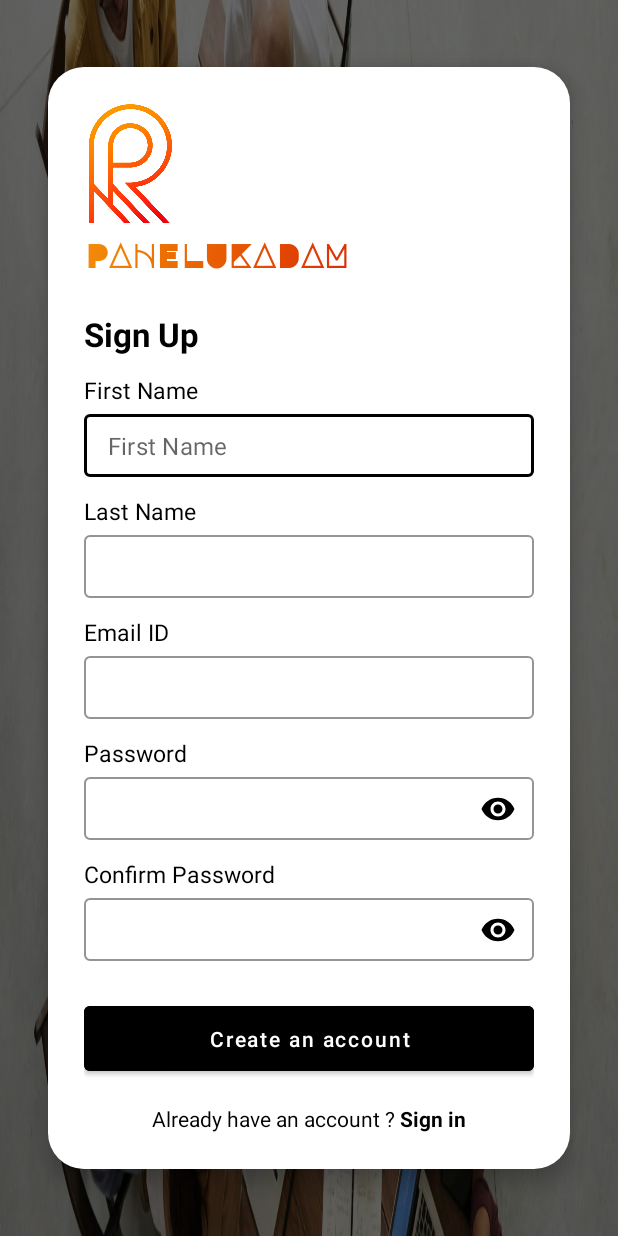
After one commit to Harmit48/PAHELUKADAM, an Android app: the SignUpActivity screen opened directly, with no data from a screen before it, on a phone screen of 412 x 824 dp. The commit adds this screen. Run offline under Robolectric (Android 15) with nearby library versions, the phone set to English and light mode, and no system bars.

Commit message:
validation is not completeed

```diff
--- a/app/src/main/java/com/example/pahelukadam/MainActivity.kt
+++ b/app/src/main/java/com/example/pahelukadam/MainActivity.kt
@@ -1,9 +1,10 @@
 package com.example.pahelukadam
 
+import android.content.Intent
 import android.graphics.LinearGradient
 import android.graphics.Shader
-import android.graphics.Color
 import android.os.Bundle
+import android.widget.Button
 import android.widget.TextView
 import androidx.appcompat.app.AppCompatActivity
 import androidx.core.content.res.ResourcesCompat
@@ -14,19 +15,22 @@ class MainActivity : AppCompatActivity() {
         setContentView(R.layout.activity_main)
 
         val appNameText: TextView = findViewById(R.id.appName)
+        val signInBtn: Button = findViewById(R.id.signInBtn)
+        val signUpBtn: Button = findViewById(R.id.signUpBtn)
 
         // Apply custom font
         val typeface = ResourcesCompat.getFont(this, R.font.major_mono_display)
         appNameText.typeface = typeface
 
-        // Wait until layout is drawn to apply gradient correctly
-        appNameText.post {
+        // Dark Gradient text effect (applied after layout)
+        appNameText.viewTreeObserver.addOnGlobalLayoutListener {
+            val textWidth = appNameText.paint.measureText(appNameText.text.toString())
             val textShader = LinearGradient(
-                0f, 0f,
-                appNameText.paint.measureText(appNameText.text.toString()), 0f,
+                0f, 0f, textWidth, appNameText.textSize,   // horizontal gradient
                 intArrayOf(
-                    Color.parseColor("#DC2F02"), // Start color
-                    Color.parseColor("#F48C06")  // End color
+                    android.graphics.Color.parseColor("#F48C06"), // Dark Red
+                    android.graphics.Color.parseColor("#DC2F02"), // Orange Red
+                   // android.graphics.Color.parseColor("#000000")  // Black
                 ),
                 null,
                 Shader.TileMode.CLAMP
@@ -34,5 +38,16 @@ class MainActivity : AppCompatActivity() {
             appNameText.paint.shader = textShader
             appNameText.invalidate()
         }
+
+        // Sign In Button click
+        signInBtn.setOnClickListener {
+            // TODO: Implement login logic
+        }
+
+        // Sign Up Button click -> Open SignUpActivity
+        signUpBtn.setOnClickListener {
+            val intent = Intent(this, SignUpActivity::class.java)
+            startActivity(intent)
+        }
     }
 }
--- /dev/null
+++ b/app/src/main/java/com/example/pahelukadam/SignUpActivity.kt
@@ -0,0 +1,40 @@
+package com.example.pahelukadam
+
+import android.content.Intent
+import android.graphics.LinearGradient
+import android.graphics.Shader
+import android.os.Bundle
+import android.widget.TextView
+import androidx.appcompat.app.AppCompatActivity
+
+class SignUpActivity : AppCompatActivity() {
+    override fun onCreate(savedInstanceState: Bundle?) {
+        super.onCreate(savedInstanceState)
+        setContentView(R.layout.activity_sign_up)
+
+        // Gradient for App Name
+        val appName: TextView = findViewById(R.id.appName)
+        val paint = appName.paint
+        val width = paint.measureText(appName.text.toString())
+        val textShader = LinearGradient(
+            0f, 0f, width, appName.textSize,
+            intArrayOf(
+                android.graphics.Color.parseColor("#F48C06"),
+                android.graphics.Color.parseColor("#DC2F02")
+            ),
+            null,
+            Shader.TileMode.CLAMP
+        )
+        appName.paint.shader = textShader
+
+        // Sign in button (actually TextView now)
+        val signInBtn: TextView = findViewById(R.id.signInBtn)
+
+        // Redirect to Sign In (MainActivity)
+        signInBtn.setOnClickListener {
+            val intent = Intent(this, MainActivity::class.java)
+            startActivity(intent)
+            finish() // close signup page
+        }
+    }
+}
--- /dev/null
+++ b/app/src/main/res/drawable/gradient_text.xml
@@ -0,0 +1,7 @@
+<shape xmlns:android="http://schemas.android.com/apk/res/android">
+    <gradient
+        android:angle="90"
+        android:startColor="#F48C06"
+        android:endColor="#DC2F02"
+        android:type="linear"/>
+</shape>
--- a/app/src/main/res/layout/activity_main.xml
+++ b/app/src/main/res/layout/activity_main.xml
@@ -1,11 +1,11 @@
 <?xml version="1.0" encoding="utf-8"?>
-<androidx.constraintlayout.widget.ConstraintLayout
-    xmlns:android="http://schemas.android.com/apk/res/android"
+<androidx.constraintlayout.widget.ConstraintLayout xmlns:android="http://schemas.android.com/apk/res/android"
     xmlns:app="http://schemas.android.com/apk/res-auto"
     xmlns:tools="http://schemas.android.com/tools"
     android:id="@+id/main"
     android:layout_width="match_parent"
     android:layout_height="match_parent"
+    android:backgroundTintMode="add"
     tools:context=".MainActivity">
 
     <!-- Background -->
@@ -15,76 +15,77 @@
         android:layout_height="match_parent"
         android:scaleType="centerCrop"
         android:src="@drawable/singinbackground"
-        app:layout_constraintTop_toTopOf="parent"
         app:layout_constraintBottom_toBottomOf="parent"
+        app:layout_constraintEnd_toEndOf="parent"
         app:layout_constraintStart_toStartOf="parent"
-        app:layout_constraintEnd_toEndOf="parent"/>
+        app:layout_constraintTop_toTopOf="parent" />
 
     <!-- White Card -->
     <LinearLayout
         android:id="@+id/cardLayout"
         android:layout_width="0dp"
         android:layout_height="wrap_content"
+        android:layout_margin="32dp"
         android:background="@drawable/rounded_white_bg"
+        android:elevation="8dp"
+        android:gravity="center_horizontal"
         android:orientation="vertical"
         android:padding="24dp"
-        android:elevation="8dp"
-        android:gravity="center_horizontal"
-        app:layout_constraintTop_toTopOf="parent"
         app:layout_constraintBottom_toBottomOf="parent"
+        app:layout_constraintEnd_toEndOf="parent"
         app:layout_constraintStart_toStartOf="parent"
-        app:layout_constraintEnd_toEndOf="parent"
-        android:layout_margin="32dp">
+        app:layout_constraintTop_toTopOf="parent">
 
         <!-- Logo -->
         <ImageView
             android:layout_width="120dp"
             android:layout_height="80dp"
-            android:src="@drawable/logomain"
+            android:layout_gravity="left"
             android:layout_marginLeft="-25dp"
+            android:adjustViewBounds="true"
             android:contentDescription="App Logo"
-            android:adjustViewBounds="true"
-            android:layout_gravity="left"/>
+            android:src="@drawable/logomain" />
 
         <!-- App Name -->
         <TextView
             android:id="@+id/appName"
             android:layout_width="wrap_content"
             android:layout_height="wrap_content"
+            android:layout_gravity="left"
+            android:layout_marginTop="4dp"
+            android:fontFamily="@font/major_mono_display"
             android:text="PAHELUKADAM"
+            android:textColor="#000000"
             android:textSize="22sp"
-            android:textStyle="bold"
-            android:layout_marginTop="4dp"
-            android:layout_gravity="left"
-            android:fontFamily="@font/major_mono_display" />
+            android:textStyle="bold" />
 
         <!-- Sign In Title -->
         <TextView
             android:layout_width="wrap_content"
             android:layout_height="wrap_content"
+            android:layout_gravity="left"
+            android:layout_marginTop="24dp"
             android:text="Sign in"
-            android:textStyle="bold"
+            android:textColor="#000000"
             android:textSize="22sp"
-            android:layout_marginTop="24dp"
-            android:layout_gravity="left"
-            android:textColor="#000000"/>
+            android:textStyle="bold" />
 
         <!-- Email Label -->
         <TextView
             android:layout_width="wrap_content"
             android:layout_height="wrap_content"
+            android:layout_gravity="left"
+            android:layout_marginTop="16dp"
             android:text="Email or Phone Number"
-            android:textStyle="bold"
+            android:textColor="#000000"
             android:textSize="14sp"
-            android:layout_marginTop="16dp"
-            android:textColor="#000000"
-            android:layout_gravity="left"/>
+            android:textStyle="bold" />
 
         <!-- Email Field -->
         <com.google.android.material.textfield.TextInputLayout
+            style="@style/Widget.MaterialComponents.TextInputLayout.OutlinedBox"
             android:layout_width="match_parent"
             android:layout_height="wrap_content"
-            style="@style/Widget.MaterialComponents.TextInputLayout.OutlinedBox"
             app:boxStrokeColor="@color/black">
 
             <com.google.android.material.textfield.TextInputEditText
@@ -93,28 +94,27 @@
                 android:layout_height="wrap_content"
                 android:inputType="textEmailAddress"
                 android:textColor="#000000"
-                android:textColorHint="#808080" />   <!-- placeholder gray -->
+                android:textColorHint="#808080" />
         </com.google.android.material.textfield.TextInputLayout>
-
 
         <!-- Password Label -->
         <TextView
             android:layout_width="wrap_content"
             android:layout_height="wrap_content"
+            android:layout_gravity="left"
+            android:layout_marginTop="16dp"
             android:text="Password"
-            android:textStyle="bold"
+            android:textColor="#000000"
             android:textSize="14sp"
-            android:layout_marginTop="16dp"
-            android:textColor="#000000"
-            android:layout_gravity="left"/>
+            android:textStyle="bold" />
 
         <!-- Password Field -->
         <com.google.android.material.textfield.TextInputLayout
+            style="@style/Widget.MaterialComponents.TextInputLayout.OutlinedBox"
             android:layout_width="match_parent"
             android:layout_height="wrap_content"
-            style="@style/Widget.MaterialComponents.TextInputLayout.OutlinedBox"
-            app:passwordToggleEnabled="true"
-            app:boxStrokeColor="@color/black">
+            app:boxStrokeColor="@color/black"
+            app:passwordToggleEnabled="true">
 
             <com.google.android.material.textfield.TextInputEditText
                 android:id="@+id/passwordField"
@@ -122,7 +122,7 @@
                 android:layout_height="wrap_content"
                 android:inputType="textPassword"
                 android:textColor="#000000"
-                android:textColorHint="#808080"/>   <!-- placeholder gray -->
+                android:textColorHint="#808080" />
         </com.google.android.material.textfield.TextInputLayout>
 
         <!-- Sign In Button -->
@@ -130,36 +130,42 @@
             android:id="@+id/signInBtn"
             android:layout_width="match_parent"
             android:layout_height="wrap_content"
+            android:layout_marginTop="16dp"
+            android:backgroundTint="#000000"
+            android:padding="12dp"
             android:text="Sign in"
-            android:backgroundTint="#000000"
-            android:textColor="#FFFFFF"
-            android:layout_marginTop="16dp"
-            android:padding="12dp"
-            android:textAllCaps="false"/>
+            android:textAllCaps="false"
+            android:textColor="#FFFFFF" />
 
-        <!-- Sign Up Text -->
         <LinearLayout
             android:layout_width="wrap_content"
             android:layout_height="wrap_content"
-            android:orientation="horizontal"
-            android:layout_marginTop="16dp">
+            android:layout_marginTop="16dp"
+            android:orientation="horizontal">
 
             <TextView
                 android:layout_width="wrap_content"
                 android:layout_height="wrap_content"
-                android:text="Don't have an account?"
+                android:text="Don't have an account ? "
                 android:textColor="#000000"
-                android:textSize="14sp"/>
+                android:textSize="14sp" />
 
-            <TextView
-                android:id="@+id/signUpLink"
+            <Button
+                android:id="@+id/signUpBtn"
                 android:layout_width="wrap_content"
                 android:layout_height="wrap_content"
-                android:text=" Sign Up"
+                android:background="@android:color/transparent"
+                android:text="Sign Up"
+                android:textColor="#000000"
+                android:textSize="14sp"
                 android:textStyle="bold"
-                android:textColor="#000000"
-                android:textSize="14sp"/>
+                android:padding="0dp"
+                android:minWidth="0dp"
+                android:minHeight="0dp"
+                android:elevation="0dp" />
         </LinearLayout>
+
+
 
     </LinearLayout>
 </androidx.constraintlayout.widget.ConstraintLayout>
--- /dev/null
+++ b/app/src/main/res/layout/activity_sign_up.xml
@@ -0,0 +1,262 @@
+<?xml version="1.0" encoding="utf-8"?>
+<androidx.constraintlayout.widget.ConstraintLayout
+    xmlns:android="http://schemas.android.com/apk/res/android"
+    xmlns:app="http://schemas.android.com/apk/res-auto"
+    android:layout_width="match_parent"
+    android:layout_height="match_parent"
+    android:background="@drawable/singinbackground">
+
+    <!-- White Card -->
+    <LinearLayout
+        android:id="@+id/cardLayout"
+        android:layout_width="0dp"
+        android:layout_height="wrap_content"
+        android:background="@drawable/rounded_white_bg"
+        android:orientation="vertical"
+        android:padding="24dp"
+        android:elevation="8dp"
+        android:gravity="center_horizontal"
+        app:layout_constraintTop_toTopOf="parent"
+        app:layout_constraintBottom_toBottomOf="parent"
+        app:layout_constraintStart_toStartOf="parent"
+        app:layout_constraintEnd_toEndOf="parent"
+        android:layout_margin="32dp">
+
+        <!-- Logo -->
+        <ImageView
+            android:layout_width="100dp"
+            android:layout_height="80dp"
+            android:layout_marginLeft="-20dp"
+            android:src="@drawable/logomain"
+            android:contentDescription="App Logo"
+            android:adjustViewBounds="true"
+            android:layout_gravity="left"/>
+
+        <!-- Brand -->
+        <TextView
+            android:id="@+id/appName"
+            android:layout_width="wrap_content"
+            android:layout_height="wrap_content"
+            android:text="PAHELUKADAM"
+            android:textSize="22sp"
+            android:textStyle="bold"
+            android:layout_marginTop="4dp"
+            android:fontFamily="@font/major_mono_display"
+            android:textColor="#000000"
+            android:layout_gravity="left"/>
+
+        <!-- Title -->
+        <TextView
+            android:layout_width="wrap_content"
+            android:layout_height="wrap_content"
+            android:text="Sign Up"
+            android:textStyle="bold"
+            android:textSize="22sp"
+            android:layout_marginTop="24dp"
+            android:textColor="#000000"
+            android:layout_gravity="left"/>
+
+        <!-- ===== First Name ===== -->
+        <TextView
+            android:layout_width="match_parent"
+            android:layout_height="wrap_content"
+            android:text="First Name"
+            android:textColor="#000000"
+            android:textSize="15sp"
+            android:layout_marginTop="12dp"/>
+
+        <com.google.android.material.textfield.TextInputLayout
+            android:layout_width="match_parent"
+            android:layout_height="wrap_content"
+            style="@style/Widget.MaterialComponents.TextInputLayout.OutlinedBox"
+            app:boxBackgroundMode="outline"
+            app:boxStrokeColor="#000000"
+            app:boxStrokeWidth="1dp"
+            app:boxStrokeWidthFocused="2dp"
+            app:placeholderText="First Name">
+
+            <com.google.android.material.textfield.TextInputEditText
+                android:id="@+id/firstName"
+                android:layout_width="match_parent"
+                android:layout_height="42dp"
+                android:minHeight="0dp"
+                android:paddingTop="6dp"
+                android:paddingBottom="6dp"
+                android:textSize="13sp"
+                android:inputType="textPersonName"
+                android:textColor="#000000"
+                android:textColorHint="#808080"/>
+        </com.google.android.material.textfield.TextInputLayout>
+
+        <!-- ===== Last Name ===== -->
+        <TextView
+            android:layout_width="match_parent"
+            android:layout_height="wrap_content"
+            android:text="Last Name"
+            android:textColor="#000000"
+            android:textSize="15sp"
+            android:layout_marginTop="12dp"/>
+
+        <com.google.android.material.textfield.TextInputLayout
+            android:layout_width="match_parent"
+            android:layout_height="wrap_content"
+            style="@style/Widget.MaterialComponents.TextInputLayout.OutlinedBox"
+            app:boxBackgroundMode="outline"
+            app:boxStrokeColor="#000000"
+            app:boxStrokeWidth="1dp"
+            app:boxStrokeWidthFocused="2dp"
+            app:placeholderText="Last Name">
+
+            <com.google.android.material.textfield.TextInputEditText
+                android:id="@+id/lastName"
+                android:layout_width="match_parent"
+                android:layout_height="42dp"
+                android:minHeight="0dp"
+                android:paddingTop="6dp"
+                android:paddingBottom="6dp"
+                android:textSize="13sp"
+                android:inputType="textPersonName"
+                android:textColor="#000000"
+                android:textColorHint="#808080"/>
+        </com.google.android.material.textfield.TextInputLayout>
+
+        <!-- ===== Email ===== -->
+        <TextView
+            android:layout_width="match_parent"
+            android:layout_height="wrap_content"
+            android:text="Email ID"
+            android:textColor="#000000"
+            android:textSize="15sp"
+            android:layout_marginTop="12dp"/>
+
+        <com.google.android.material.textfield.TextInputLayout
+            android:layout_width="match_parent"
+            android:layout_height="wrap_content"
+            style="@style/Widget.MaterialComponents.TextInputLayout.OutlinedBox"
+            app:boxBackgroundMode="outline"
+            app:boxStrokeColor="#000000"
+            app:boxStrokeWidth="1dp"
+            app:boxStrokeWidthFocused="2dp"
+            app:placeholderText="example@domain.com">
+
+            <com.google.android.material.textfield.TextInputEditText
+                android:id="@+id/email"
+                android:layout_width="match_parent"
+                android:layout_height="42dp"
+                android:minHeight="0dp"
+                android:paddingTop="6dp"
+                android:paddingBottom="6dp"
+                android:textSize="13sp"
+                android:inputType="textEmailAddress"
+                android:textColor="#000000"
+                android:textColorHint="#808080"/>
+        </com.google.android.material.textfield.TextInputLayout>
+
+        <!-- ===== Password ===== -->
+        <TextView
+            android:layout_width="match_parent"
+            android:layout_height="wrap_content"
+            android:text="Password"
+            android:textColor="#000000"
+            android:textSize="15sp"
+            android:layout_marginTop="12dp"/>
+
+        <com.google.android.material.textfield.TextInputLayout
+            android:layout_width="match_parent"
+            android:layout_height="wrap_content"
+            style="@style/Widget.MaterialComponents.TextInputLayout.OutlinedBox"
+            app:boxBackgroundMode="outline"
+            app:boxStrokeColor="#000000"
+            app:boxStrokeWidth="1dp"
+            app:boxStrokeWidthFocused="2dp"
+            app:endIconMode="password_toggle"
+            app:endIconTint="@color/black"
+            app:placeholderText="••••••••">
+
+            <com.google.android.material.textfield.TextInputEditText
+                android:id="@+id/password"
+                android:layout_width="match_parent"
+                android:layout_height="42dp"
+                android:minHeight="0dp"
+                android:paddingTop="6dp"
+                android:paddingBottom="6dp"
+                android:textSize="13sp"
+                android:inputType="textPassword"
+                android:textColor="#000000"
+                android:textColorHint="#808080"/>
+        </com.google.android.material.textfield.TextInputLayout>
+
+
+        <!-- ===== Confirm Password ===== -->
+        <TextView
+            android:layout_width="match_parent"
+            android:layout_height="wrap_content"
+            android:text="Confirm Password"
+            android:textColor="#000000"
+            android:textSize="15sp"
+            android:layout_marginTop="12dp"/>
+
+        <com.google.android.material.textfield.TextInputLayout
+            android:layout_width="match_parent"
+            android:layout_height="wrap_content"
+            style="@style/Widget.MaterialComponents.TextInputLayout.OutlinedBox"
+            app:boxBackgroundMode="outline"
+            app:boxStrokeColor="#000000"
+            app:boxStrokeWidth="1dp"
+            app:boxStrokeWidthFocused="2dp"
+            app:endIconMode="password_toggle"
+            app:endIconTint="@color/black"
+            app:placeholderText="••••••••">
+
+            <com.google.android.material.textfield.TextInputEditText
+                android:id="@+id/confirmPassword"
+                android:layout_width="match_parent"
+                android:layout_height="42dp"
+                android:minHeight="0dp"
+                android:paddingTop="6dp"
+                android:paddingBottom="6dp"
+                android:textSize="13sp"
+                android:inputType="textPassword"
+                android:textColor="#000000"
+                android:textColorHint="#808080"/>
+        </com.google.android.material.textfield.TextInputLayout>
+
+
+        <!-- Create Account -->
+        <Button
+            android:id="@+id/registerBtn"
+            android:layout_width="match_parent"
+            android:layout_height="wrap_content"
+            android:text="Create an account"
+            android:backgroundTint="#000000"
+            android:textColor="#FFFFFF"
+            android:padding="12dp"
+            android:layout_marginTop="24dp"
+            android:textAllCaps="false"/>
+
+        <!-- Bottom Sign in -->
+        <LinearLayout
+            android:layout_width="wrap_content"
+            android:layout_height="wrap_content"
+            android:orientation="horizontal"
+            android:layout_marginTop="16dp">
+
+            <TextView
+                android:layout_width="wrap_content"
+                android:layout_height="wrap_content"
+                android:text="Already have an account ? "
+                android:textColor="#000000"
+                android:textSize="14sp"/>
+
+            <TextView
+                android:id="@+id/signInBtn"
+                android:layout_width="wrap_content"
+                android:layout_height="wrap_content"
+                android:text="Sign in"
+                android:textColor="#000000"
+                android:textStyle="bold"
+                android:textSize="14sp"/>
+        </LinearLayout>
+
+    </LinearLayout>
+</androidx.constraintlayout.widget.ConstraintLayout>
```
Also changed, not shown: app/src/main/AndroidManifest.xml (+8 -4 lines).
